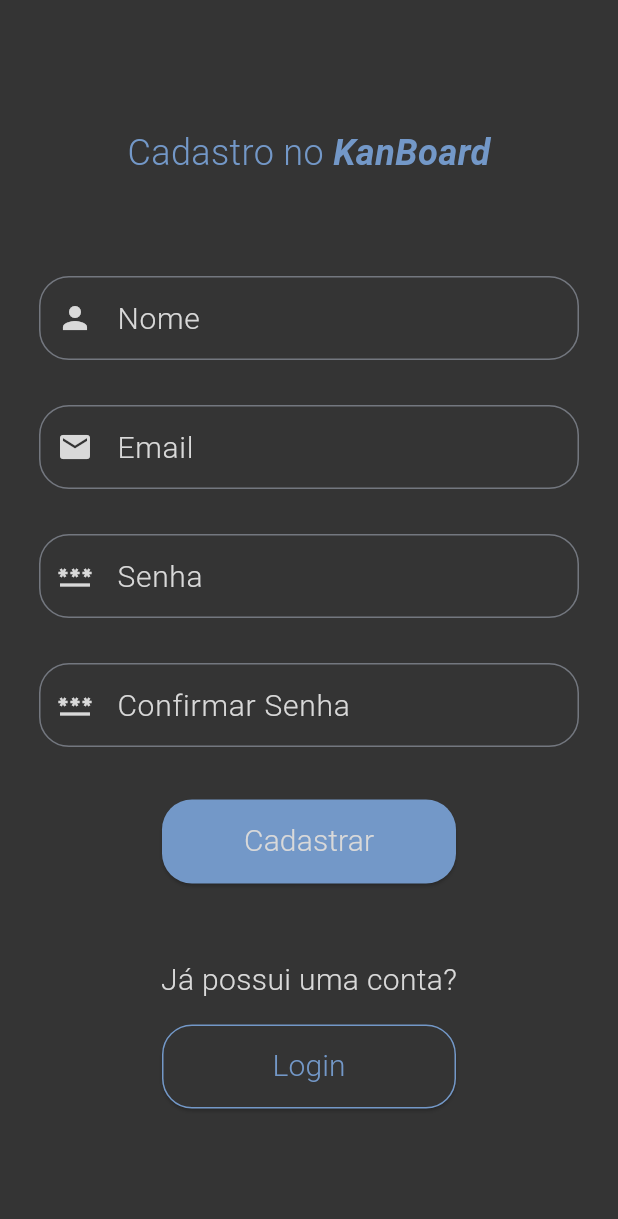
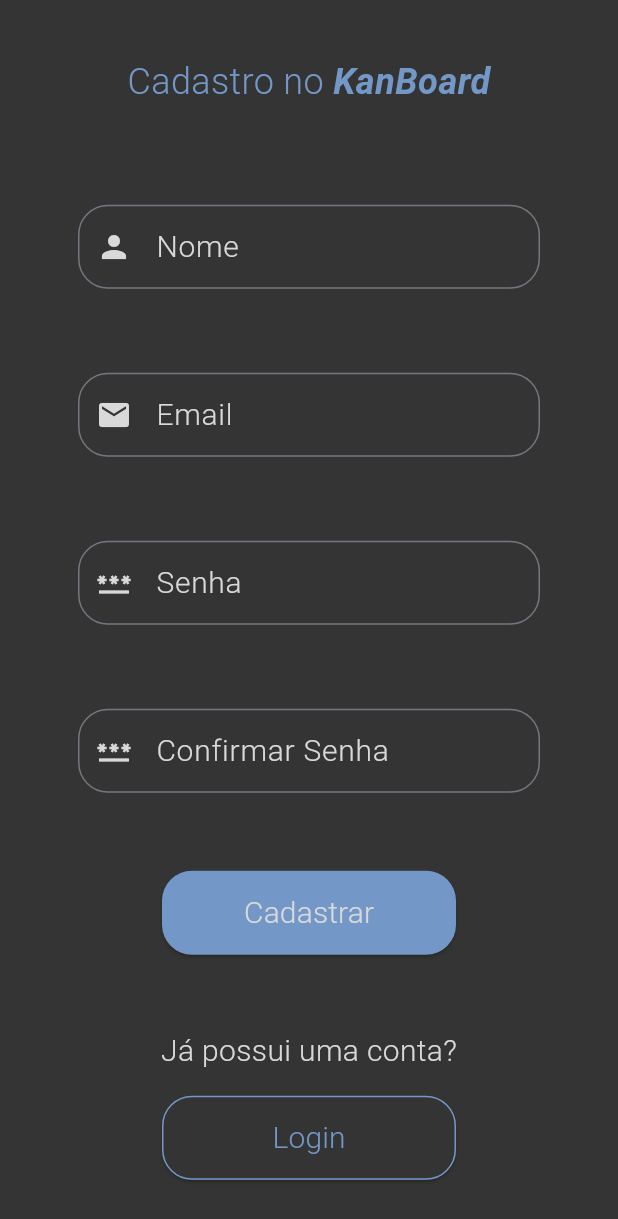
Before and after one commit to darllangomes/KanBoard, a Flutter app: the RegisterView screen opened by its route, on a phone screen of 412 x 824 dp. Shown: the top 1219 px of the screen. Run offline on Flutter 3.47's test engine with Material 3 defaults, Android fonts, the phone set to English and light mode, and no system bars.

Commit message:
:lipstick: feat: mudar utilização do componente Padding e espaços entre TextFields

```diff
--- a/kandoard/lib/view/register_view.dart
+++ b/kandoard/lib/view/register_view.dart
@@ -15,6 +15,8 @@ class RegisterView extends StatelessWidget {
       backgroundColor: AppColors.grey,
       body: Center(
         child: SingleChildScrollView(
+          child: Padding(
+            padding: const EdgeInsets.only(left: 26.0, right: 26),
             child: Column(
               mainAxisAlignment: MainAxisAlignment.center,
               children: <Widget>[
@@ -42,17 +44,26 @@ class RegisterView extends StatelessWidget {
                   keyboardInputType: TextInputType.name,
                   controller: textFieldController.genericTextController,
                 ),
+                const SizedBox(
+                  height: 26,
+                ),
                 CustomTextField(
                   label: "Email",
                   labelIcon: Icons.email,
                   keyboardInputType: TextInputType.emailAddress,
                   controller: textFieldController.emailController,
                 ),
+                const SizedBox(
+                  height: 26,
+                ),
                 CustomTextField(
                   label: "Senha",
                   labelIcon: Icons.password,
                   isObscureText: true,
                   controller: textFieldController.passwordController,
+                ),
+                const SizedBox(
+                  height: 26,
                 ),
                 CustomTextField(
                   label: "Confirmar Senha",
@@ -61,7 +72,7 @@ class RegisterView extends StatelessWidget {
                   controller: textFieldController.emailController,
                 ),
                 const SizedBox(
-                height: 20,
+                  height: 37,
                 ),
                 SizedBox(
                   height: 56,
@@ -73,9 +84,12 @@ class RegisterView extends StatelessWidget {
                               borderRadius: BorderRadius.circular(20))),
                       onPressed: () async {
                         print("pressed");
-                      String nome = textFieldController.getGenericTextFromTextField();
-                      String email = textFieldController.getEmailFromTextField();
-                      String senha = textFieldController.getPasswordFromTextField();
+                        String nome =
+                            textFieldController.getGenericTextFromTextField();
+                        String email =
+                            textFieldController.getEmailFromTextField();
+                        String senha =
+                            textFieldController.getPasswordFromTextField();
                         print("$nome, $email, $senha");
                       },
                       child: Text(
@@ -122,6 +136,7 @@ class RegisterView extends StatelessWidget {
             ),
           ),
         ),
+      ),
     );
   }
 }
```
Lines whose indentation alone changed are shown as unchanged.
